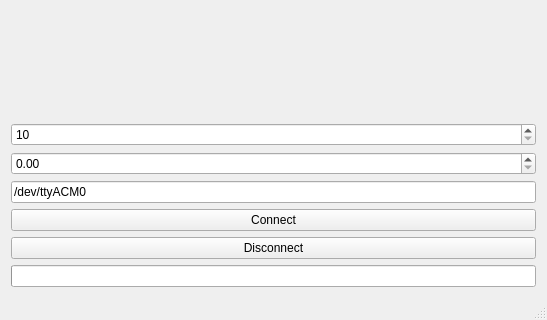
The window that linux/GUI/MainWindow.ui (ubi-agni/TactileGlove) describes before a commit, drawn with Qt 5; both pictures show x 0 to 547 and y 420 to 740 of the 547 by 740 pixel window.
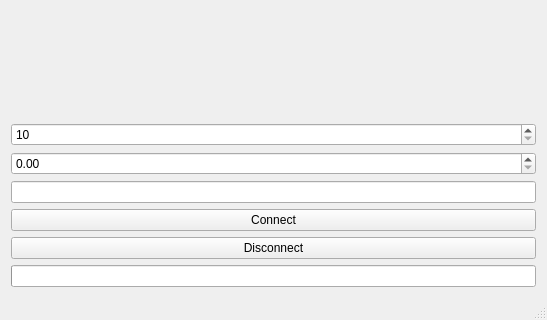
The same window after the commit.

```diff
--- a/linux/GUI/MainWindow.ui
+++ b/linux/GUI/MainWindow.ui
@@ -81,7 +81,7 @@
        <string>serial device name</string>
       </property>
       <property name="text">
-       <string>/dev/ttyACM0</string>
+       <string/>
       </property>
      </widget>
     </item>
```
Left out of the diff: 4 changed lines with no effect on the pictures.
